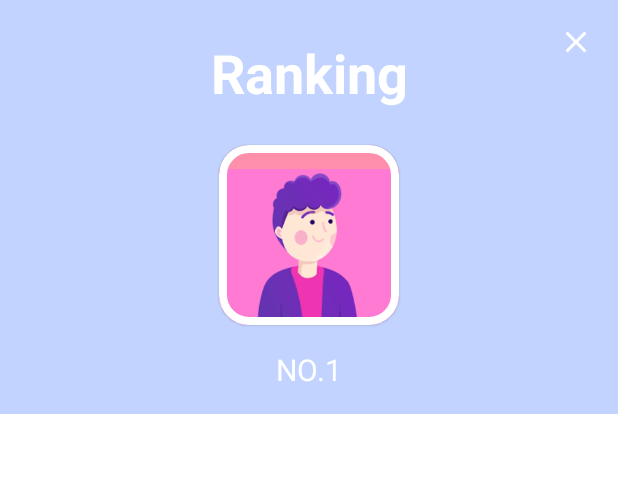
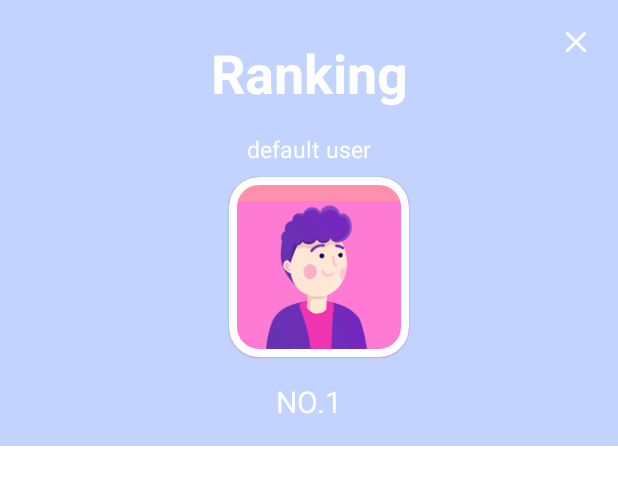
Before and after one commit to reverg/MadCamp2, an Android app: the layout fragment_group_info.xml on its own in the app's theme, with its tools: preview values and no code run, on a phone screen of 412 x 824 dp. Shown: the top 485 px of the screen. Run offline under Robolectric (Android 15) with nearby library versions, the phone set to English and light mode, and no system bars; Roboto replaces fonts that are not available here.

Commit message:
update group info

```diff
--- a/app/src/main/java/com/example/madcamp2/RetrofitClient.java
+++ b/app/src/main/java/com/example/madcamp2/RetrofitClient.java
@@ -9,7 +9,7 @@ import retrofit2.Retrofit;
 import retrofit2.converter.gson.GsonConverterFactory;
 
 public class RetrofitClient {
-    private static final String BASE_URL = "http://192.249.18.69:443";
+    private static final String BASE_URL = "http://192.249.18.74:443";
     private static Retrofit retrofit = null;
 
     private RetrofitClient() {
--- a/app/src/main/java/com/example/madcamp2/community/CommunityAdapter.java
+++ b/app/src/main/java/com/example/madcamp2/community/CommunityAdapter.java
@@ -68,7 +68,8 @@ public class CommunityAdapter extends RecyclerView.Adapter<CommunityAdapter.Comm
             public void onClick(View v){
                 FragmentManager fragmentManager = ((AppCompatActivity)mContext).getSupportFragmentManager();
                 List<User> userList = groupList.get(viewHolder.getAdapterPosition()).getMemberList();
-                FragmentGroupInfo groupInfo = new FragmentGroupInfo(userList);
+                User owner = groupList.get(viewHolder.getAdapterPosition()).getGroupOwner();
+                FragmentGroupInfo groupInfo = new FragmentGroupInfo(userList, owner);
                 fragmentManager.beginTransaction().add(R.id.fragment_community, groupInfo).addToBackStack(null).commit();
             }
         });
--- a/app/src/main/java/com/example/madcamp2/community/CommunityService.java
+++ b/app/src/main/java/com/example/madcamp2/community/CommunityService.java
@@ -23,9 +23,10 @@ public interface CommunityService {
     // Todo
     Call<ResponseBody> deleteGroupFunc(@Header ("access-token") String token, @Path("groupId") int groupId);
 
-    @GET("/group")
-    Call<ArrayList<Group>> getAllGroupFunc();
+    @GET("/group/list")
+    Call<ArrayList<Group>> getAllGroupFunc(@Header ("access-token") String token);
 
+    @FormUrlEncoded
     @POST("/group/join")
     Call<Group> joinGroupFunc(@Header("access-token") String token, @Field("name") String name, @Field("code") String code);
 }
--- a/app/src/main/java/com/example/madcamp2/community/GroupInfoAdapter.java
+++ b/app/src/main/java/com/example/madcamp2/community/GroupInfoAdapter.java
@@ -26,10 +26,12 @@ public class GroupInfoAdapter extends RecyclerView.Adapter<GroupInfoAdapter.Grou
 
     Context mContext;
     List<User> userList;
+    User owner;
 
-    public GroupInfoAdapter(Context mContext, List<User> mData) {
+    public GroupInfoAdapter(Context mContext, List<User> mData, User owner) {
         this.mContext = mContext;
         this.userList = mData;
+        this.owner = owner;
     }
 
     public static class GroupViewHolder extends RecyclerView.ViewHolder {
--- a/app/src/main/res/layout/fragment_group_info.xml
+++ b/app/src/main/res/layout/fragment_group_info.xml
@@ -27,7 +27,21 @@
             app:layout_constraintTop_toTopOf="parent" />
 
         <TextView
-            android:id="@+id/textView3"
+            android:id="@+id/my_name"
+            android:layout_width="wrap_content"
+            android:layout_height="wrap_content"
+            android:layout_marginTop="16dp"
+            android:layout_marginBottom="8dp"
+            android:text="default user"
+            android:textColor="@color/white"
+            android:textSize="15dp"
+            app:layout_constraintBottom_toTopOf="@+id/cardView"
+            app:layout_constraintEnd_toEndOf="parent"
+            app:layout_constraintStart_toStartOf="parent"
+            app:layout_constraintTop_toBottomOf="@+id/ranking" />
+
+        <TextView
+            android:id="@+id/ranking"
             android:layout_width="wrap_content"
             android:layout_height="wrap_content"
             android:layout_marginTop="24dp"
@@ -44,18 +58,19 @@
             android:id="@+id/cardView"
             android:layout_width="120dp"
             android:layout_height="120dp"
-            android:layout_marginTop="24dp"
+            android:layout_marginTop="8dp"
             android:backgroundTint="#ff8fab"
             app:cardCornerRadius="20dp"
+            app:layout_constraintEnd_toEndOf="parent"
+            app:layout_constraintHorizontal_bias="0.522"
+            app:layout_constraintStart_toStartOf="parent"
+            app:layout_constraintTop_toBottomOf="@+id/my_name"
             app:strokeColor="@color/white"
-            app:strokeWidth="5dp"
-            app:layout_constraintEnd_toEndOf="parent"
-            app:layout_constraintStart_toStartOf="parent"
-            app:layout_constraintTop_toBottomOf="@+id/textView3">
+            app:strokeWidth="5dp">
 
             <ImageView
                 android:layout_width="match_parent"
-                android:layout_height="match_parent"
+                android:layout_height="107dp"
                 android:layout_marginTop="16dp"
                 android:background="@drawable/border"
                 android:scaleType="centerCrop"
```
Also changed, not shown: app/src/main/java/com/example/madcamp2/community/FragmentCommunity.java (+7 -5 lines), app/src/main/java/com/example/madcamp2/community/FragmentGroupInfo.java (+16 -3 lines).
